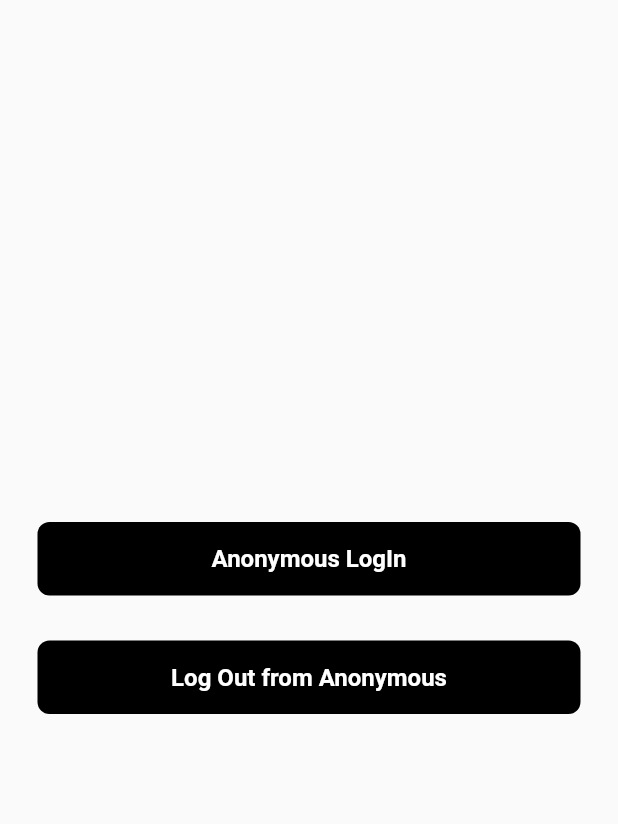
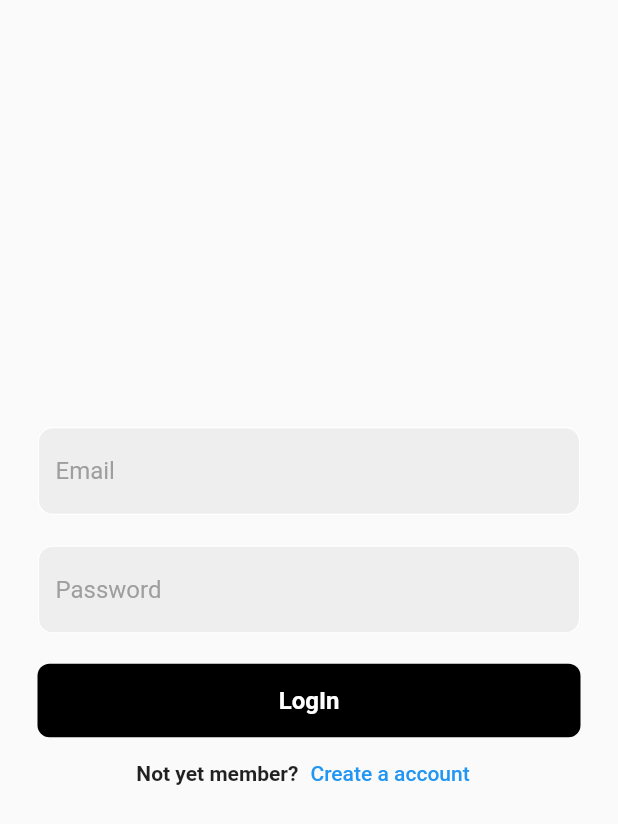
Before and after one commit to dhruvin2004/firebase, a Flutter app: the screen it shows after launch, on a phone screen of 412 x 824 dp. Shown: the top 824 px of the screen. Run offline on Flutter 3.47's test engine with Material 2 defaults, Android fonts, the phone set to English and light mode, and no system bars; our stand-ins replace firebase_auth, firebase_core; accounts and stored records are empty.

Commit message:
DP | 4/3/23 9:30 Am

```diff
--- /dev/null
+++ b/lib/AppString.dart
@@ -0,0 +1,6 @@
+import 'package:flutter/cupertino.dart';
+
+TextEditingController lemail = TextEditingController();
+TextEditingController lpassword = TextEditingController();
+TextEditingController rpassword = TextEditingController();
+TextEditingController remail = TextEditingController();
--- /dev/null
+++ b/lib/loginScreen/loginpage.dart
@@ -0,0 +1,61 @@
+import 'package:firebase/AppString.dart';
+import 'package:firebase/widget/myButton.dart';
+import 'package:firebase_auth/firebase_auth.dart';
+import 'package:flutter/material.dart';
+
+import '../widget/mytextfield.dart';
+
+
+
+class LoginPage extends StatefulWidget {
+  const LoginPage({Key? key}) : super(key: key);
+
+  @override
+  State<LoginPage> createState() => _LoginPageState();
+}
+
+class _LoginPageState extends State<LoginPage> {
+
+  final _formKey = GlobalKey<FormState>();
+  @override
+  Widget build(BuildContext context) {
+    return Scaffold(
+      body: Center(
+        child: SingleChildScrollView(
+          child: Form(
+            key: _formKey,
+            child: Column(
+              children: [
+                MyTextField(controller: lemail, hintText: 'Email',obscureText: false),
+                SizedBox(height: 20,),
+                MyTextField(controller: lpassword, hintText: 'Password',obscureText: false),
+                SizedBox(height: 20,),
+                MyButton(
+                  text: "LogIn",
+                  onTap: () async {
+                    FirebaseAuth.instance.signInWithEmailAndPassword(email: lemail.text, password: lpassword.text).whenComplete(() => Navigator.pushReplacementNamed(context, 'home'));
+                    lemail.clear();
+                    lpassword.clear();
+                  },
+                ),
+
+                Row(
+                  mainAxisAlignment: MainAxisAlignment.center,
+                  children: [
+                    Text("Not yet member?",style: TextStyle(fontWeight: FontWeight.bold),),
+                    TextButton(onPressed: (){
+                      setState(() {
+                        Navigator.pushReplacementNamed(context, 'register');
+                      });
+                    }, child: Text("Create a account"))
+                  ],
+                ),
+
+              ],
+            ),
+          ),
+        ),
+      ),
+    );
+  }
+}
--- a/lib/loginpage.dart
+++ /dev/null
@@ -1,45 +0,0 @@
-import 'package:firebase/widget/myButton.dart';
-import 'package:firebase_auth/firebase_auth.dart';
-import 'package:flutter/material.dart';
-
-class LoginPage extends StatefulWidget {
-  const LoginPage({Key? key}) : super(key: key);
-
-  @override
-  State<LoginPage> createState() => _LoginPageState();
-}
-
-class _LoginPageState extends State<LoginPage> {
-  @override
-  Widget build(BuildContext context) {
-    return Scaffold(
-      body: Center(
-        child: Column(
-          mainAxisAlignment: MainAxisAlignment.center,
-          children: [
-            MyButton(
-              text: "Anonymous LogIn",
-              onTap: () async {
-                try {
-                  final userCredential =
-                      await FirebaseAuth.instance.signInAnonymously();
-                  print("Signed in with temporary account.");
-                } catch (error) {
-                  print("Error : $Error");
-                }
-              },
-            ),
-            SizedBox(
-              height: 30,
-            ),
-            MyButton(
-                onTap: () async {
-                  await FirebaseAuth.instance.signOut();
-                },
-                text: "Log Out from Anonymous"),
-          ],
-        ),
-      ),
-    );
-  }
-}
--- a/lib/main.dart
+++ b/lib/main.dart
@@ -1,5 +1,7 @@
 
-import 'package:firebase/loginpage.dart';
+import 'package:firebase/homepage.dart';
+import 'package:firebase/loginScreen/Register.dart';
+import 'package:firebase/loginScreen/loginpage.dart';
 import 'package:firebase_core/firebase_core.dart';
 import 'package:flutter/material.dart';
 
@@ -23,7 +25,11 @@ class _MyAppState extends State<MyApp> {
   @override
   Widget build(BuildContext context) {
     return MaterialApp(
-     home: LoginPage(),
+     routes: {
+       '/' : (context) => LoginPage(),
+       'home' : (context) => HomePage(),
+       'register' : (context) => RegisterPage(),
+     },
     );
   }
 }
```
Also changed, not shown: lib/homepage.dart (added, +36 -0 lines), lib/loginScreen/Register.dart (added, +72 -0 lines), pubspec.lock.
